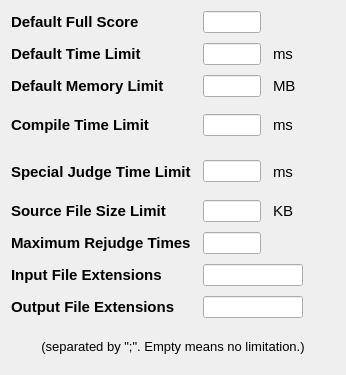
Above: forms_unix/generalsettings.ui from Project-LemonLime/Project_LemonLime before the change. Below: the same form after it.
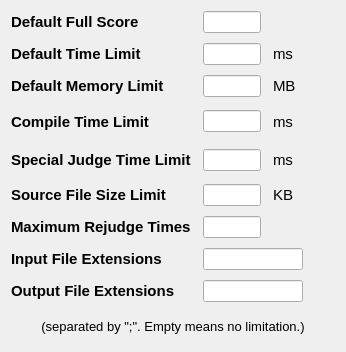
That is the form after the change.

The edit to the form file:
```diff
--- a/forms_unix/generalsettings.ui
+++ b/forms_unix/generalsettings.ui
@@ -7,7 +7,7 @@
     <x>0</x>
     <y>0</y>
     <width>346</width>
-    <height>375</height>
+    <height>352</height>
    </rect>
   </property>
   <property name="minimumSize">
```
